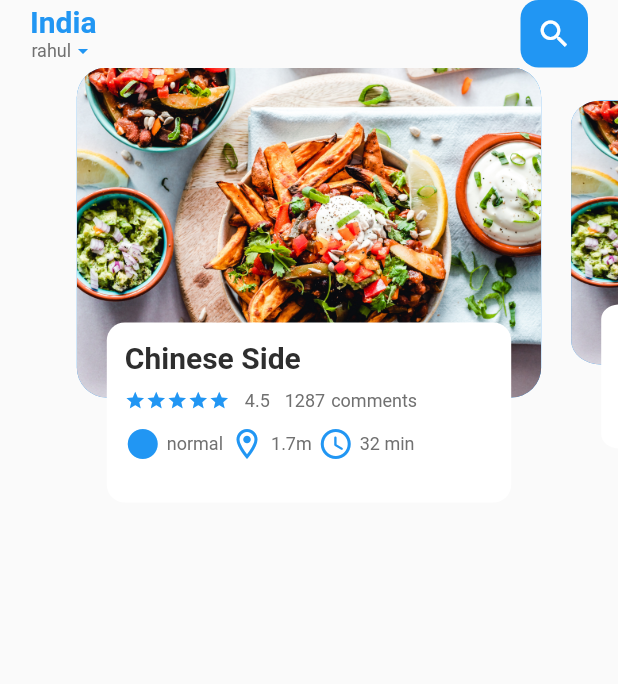
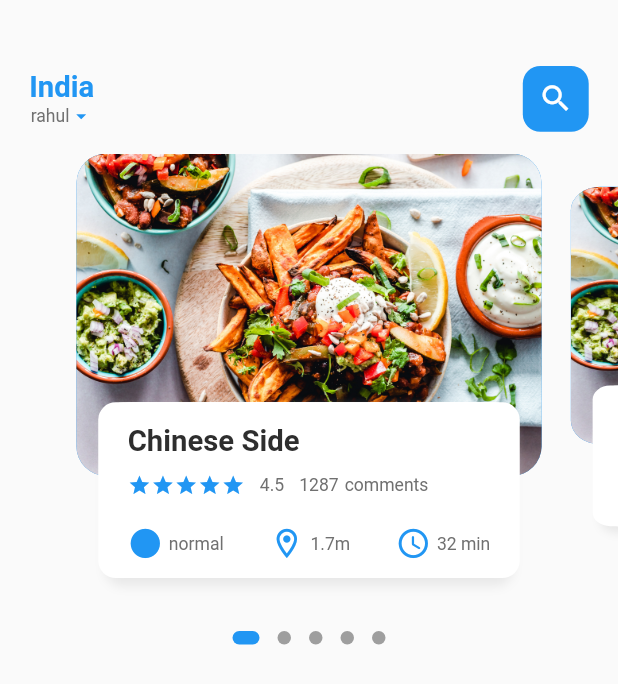
Before and after one commit to rahulasher110/e_commerce_app, a Flutter app: the screen it shows after launch, on a phone screen of 412 x 824 dp. Shown: the top 684 px of the screen. Run offline on Flutter 3.47's test engine with Material 2 defaults, Android fonts, the phone set to English and light mode, and no system bars; drawn by our look-alikes of dots_indicator; our stand-ins replace carousel_slider, get.

Commit message:
make widget dynmaic based on height and width

```diff
--- a/lib/dashboard/body_page.dart
+++ b/lib/dashboard/body_page.dart
@@ -1,5 +1,7 @@
 import 'package:carousel_slider/carousel_slider.dart';
+import 'package:dots_indicator/dots_indicator.dart';
 import 'package:e_commerce_app/utils/colors.dart';
+import 'package:e_commerce_app/utils/dimensions.dart';
 import 'package:e_commerce_app/utils/images.dart';
 import 'package:e_commerce_app/widgets/big_text.dart';
 import 'package:e_commerce_app/widgets/icons_and_text.dart';
@@ -20,6 +22,7 @@ class _MainDashboardBodyPageState extends State<MainDashboardBodyPage> {
   PageController pageController = PageController(viewportFraction: 0.8);
   var _currentPageValue = 0.0;
   double _scaleFactor = 0.8;
+  double _height = Dimensions.pageViewContainer;
 
   @override
   void initState() {
@@ -40,14 +43,33 @@ class _MainDashboardBodyPageState extends State<MainDashboardBodyPage> {
 
   @override
   Widget build(BuildContext context) {
-    return Container(
-      height: 320,
+    return Column(
+      children: [
+        // slider section
+        Container(
+          height: Dimensions.pageView,
           child: PageView.builder(
               controller: pageController,
               itemCount: 5,
               itemBuilder: (context, position) {
                 return _buildPageItem(position);
               }),
+        ),
+
+        // dots indicator section
+        DotsIndicator(
+          dotsCount: 5,
+          position: _currentPageValue,
+          decorator: DotsDecorator(
+            size: const Size.square(9.0),
+            activeSize: const Size(18.0, 9.0),
+            activeShape: RoundedRectangleBorder(
+                borderRadius: BorderRadius.circular(5.0)),
+          ),
+        )
+
+        // popular text section
+      ],
     );
   }
 
@@ -58,12 +80,25 @@ class _MainDashboardBodyPageState extends State<MainDashboardBodyPage> {
       var currTrans = 220 * (1 - currScale) / 2;
       matrix = Matrix4.diagonal3Values(1, currScale, 1)
         ..setTranslationRaw(0, currTrans, 0);
-    } else {
-      var currScale = _scaleFactor;
+    } else if (index == _currentPageValue.floor() + 1) {
+      var currScale =
+          _scaleFactor + (_currentPageValue - index + 1) * (1 - _scaleFactor);
       var currTrans = 220 * (1 - currScale) / 2;
+      matrix = Matrix4.diagonal3Values(1, currScale, 1);
       matrix = Matrix4.diagonal3Values(1, currScale, 1)
         ..setTranslationRaw(0, currTrans, 0);
+    } else if (index == _currentPageValue.floor() - 1) {
+      var currScale = 1 - (_currentPageValue - index) * (1 - _scaleFactor);
+      var currTrans = 220 * (1 - currScale) / 2;
+      matrix = Matrix4.diagonal3Values(1, currScale, 1);
+      matrix = Matrix4.diagonal3Values(1, currScale, 1)
+        ..setTranslationRaw(0, currTrans, 0);
+    } else {
+      var currScale = 0.8;
+      matrix = Matrix4.diagonal3Values(1, currScale, 1)
+        ..setTranslationRaw(0, 220 * (1 - _scaleFactor) / 2, 1);
     }
+
     return Transform(
       transform: matrix,
       child: Stack(
@@ -71,44 +106,55 @@ class _MainDashboardBodyPageState extends State<MainDashboardBodyPage> {
           Align(
             alignment: Alignment.topCenter,
             child: Container(
-              height: 220,
+              height: Dimensions.pageViewContainer,
               width: Get.width * 0.9,
-              margin: const EdgeInsets.symmetric(horizontal: 10),
+              margin: EdgeInsets.symmetric(horizontal: Dimensions.width10),
               decoration: BoxDecoration(
                   image: const DecorationImage(
                       image: AssetImage("assets/images/image1.jpg"),
                       fit: BoxFit.cover),
-                  borderRadius: BorderRadius.circular(20),
+                  borderRadius: BorderRadius.circular(Dimensions.radius20),
                   color: Colors.blue),
             ),
           ),
           Align(
             alignment: Alignment.bottomCenter,
             child: Container(
-              height: 120,
-              margin: const EdgeInsets.symmetric(horizontal: 30)
-                  .copyWith(bottom: 30),
+              height: Dimensions.pageViewTextContainer,
+              margin: EdgeInsets.symmetric(horizontal: Dimensions.width30)
+                  .copyWith(bottom: Dimensions.height30),
               decoration: BoxDecoration(
-                  borderRadius: BorderRadius.circular(12), color: Colors.white),
+                  borderRadius: BorderRadius.circular(Dimensions.radius12),
+                  color: Colors.white,
+                  boxShadow: const [
+                    BoxShadow(
+                        color: AppColors.shadowColor,
+                        blurRadius: 5.0,
+                        offset: Offset(0, 5)),
+                    BoxShadow(color: Colors.white, offset: Offset(-5, 0)),
+                    BoxShadow(color: Colors.white, offset: Offset(5, 0))
+                  ]),
               child: Container(
-                padding:
-                    const EdgeInsets.symmetric(horizontal: 12, vertical: 12),
+                padding: EdgeInsets.only(
+                    top: Dimensions.height15,
+                    left: Dimensions.width15,
+                    right: Dimensions.width15),
                 child: Column(
                   crossAxisAlignment: CrossAxisAlignment.start,
                   children: [
                     BigText(text: "Chinese Side"),
-                    const SizedBox(
-                      height: 10,
+                    SizedBox(
+                      height: Dimensions.height10,
                     ),
                     Row(
                       children: [
                         Wrap(
                           children: List.generate(
                               5,
-                              (index) => const Icon(
+                              (index) => Icon(
                                     Icons.star,
                                     color: Colors.blue,
-                                    size: 14,
+                                    size: Dimensions.iconSize16,
                                   )),
                         ),
                         const SizedBox(
@@ -125,25 +171,20 @@ class _MainDashboardBodyPageState extends State<MainDashboardBodyPage> {
                         SmallText(text: "comments")
                       ],
                     ),
-                    const SizedBox(
-                      height: 10,
+                    SizedBox(
+                      height: Dimensions.height20,
                     ),
                     Row(
+                      mainAxisAlignment: MainAxisAlignment.spaceBetween,
                       children: const [
                         IconsAndTextWidget(
                             icon: Icons.circle,
                             text: "normal",
                             iconColor: Colors.blue),
-                        SizedBox(
-                          width: 4,
-                        ),
                         IconsAndTextWidget(
                             icon: Icons.location_on_outlined,
                             text: "1.7m",
                             iconColor: Colors.blue),
-                        SizedBox(
-                          width: 4,
-                        ),
                         IconsAndTextWidget(
                             icon: Icons.access_time_rounded,
                             text: "32 min",
--- a/lib/dashboard/header_page.dart
+++ b/lib/dashboard/header_page.dart
@@ -1,4 +1,5 @@
 import 'package:e_commerce_app/dashboard/body_page.dart';
+import 'package:e_commerce_app/utils/dimensions.dart';
 import 'package:e_commerce_app/widgets/big_text.dart';
 import 'package:e_commerce_app/widgets/small_text.dart';
 import 'package:flutter/material.dart';
@@ -16,12 +17,13 @@ class _MainDashboardPageState extends State<MainDashboardPage> {
   @override
   Widget build(BuildContext context) {
     return Scaffold(
-        body: SafeArea(
-      child: Column(
+        body: Column(
       children: [
         Container(
           child: Container(
-              padding: const EdgeInsets.symmetric(horizontal: 20),
+            margin: EdgeInsets.only(
+                top: Dimensions.height45, bottom: Dimensions.height15),
+            padding: EdgeInsets.symmetric(horizontal: Dimensions.width20),
             child: Row(
               mainAxisAlignment: MainAxisAlignment.spaceBetween,
               children: [
@@ -29,15 +31,15 @@ class _MainDashboardPageState extends State<MainDashboardPage> {
                   children: [
                     BigText(
                       text: 'India',
-                        size: 20,
+                      size: Dimensions.font20,
                       color: Colors.blue,
                     ),
                     Row(
                       children: [
                         SmallText(text: 'rahul'),
-                          const Icon(
+                        Icon(
                           Icons.arrow_drop_down,
-                            size: 16,
+                          size: Dimensions.iconSize16,
                           color: Colors.blue,
                         )
                       ],
@@ -46,14 +48,16 @@ class _MainDashboardPageState extends State<MainDashboardPage> {
                 ),
                 Center(
                   child: Container(
-                      width: 45,
-                      height: 45,
+                    width: Dimensions.width45,
+                    height: Dimensions.height45,
                     decoration: BoxDecoration(
-                          borderRadius: BorderRadius.circular(12),
+                        borderRadius:
+                            BorderRadius.circular(Dimensions.radius12),
                         color: Colors.blue),
-                      child: const Icon(
+                    child: Icon(
                       Icons.search,
                       color: Colors.white,
+                      size: Dimensions.iconSize24,
                     ),
                   ),
                 )
@@ -63,7 +67,6 @@ class _MainDashboardPageState extends State<MainDashboardPage> {
         ),
         const MainDashboardBodyPage()
       ],
-      ),
     ));
   }
 }
--- a/lib/main.dart
+++ b/lib/main.dart
@@ -1,5 +1,6 @@
 import 'package:e_commerce_app/dashboard/header_page.dart';
 import 'package:flutter/material.dart';
+import 'package:get/get.dart';
 
 void main() {
   runApp(const MyApp());
@@ -11,7 +12,7 @@ class MyApp extends StatelessWidget {
   // This widget is the root of your application.
   @override
   Widget build(BuildContext context) {
-    return MaterialApp(
+    return GetMaterialApp(
       title: 'Flutter Demo',
       debugShowCheckedModeBanner: false,
       theme: ThemeData(
--- a/lib/utils/colors.dart
+++ b/lib/utils/colors.dart
@@ -3,4 +3,5 @@ import 'dart:ui';
 class AppColors {
   static const mainHeader = Color(0xff2E2E2E);
   static const smallHeader = Color(0xff707070);
+  static const shadowColor = Color(0xffe8e8e8);
 }
--- /dev/null
+++ b/lib/utils/dimensions.dart
@@ -0,0 +1,32 @@
+import 'package:get/get.dart';
+
+class Dimensions {
+  static double screenHeight = Get.context!.height;
+  static double screenWidth = Get.context!.width;
+  static double pageView = Get.context!.height / 2.64;
+  static double pageViewContainer = screenHeight / 3.84;
+  static double pageViewTextContainer = screenHeight / 7.03;
+
+  static double height10 = screenHeight / 84.4;
+  static double height20 = screenHeight / 42.2;
+  static double height15 = screenHeight / 56.27;
+  static double height30 = screenHeight / 28.13;
+  static double height45 = screenHeight / 18.75;
+
+  static double width10 = screenHeight / 84.4;
+  static double width20 = screenHeight / 42.2;
+  static double width15 = screenHeight / 56.27;
+  static double width30 = screenHeight / 28.13;
+  static double width45 = screenHeight / 18.75;
+
+  static double font20 = screenHeight / 42.2;
+  static double font12 = screenHeight / 70.33;
+
+  static double radius20 = screenHeight / 42.2;
+  static double radius30 = screenHeight / 28.13;
+  static double radius15 = screenHeight / 56.27;
+  static double radius12 = screenHeight / 70.3;
+
+  static double iconSize24 = screenHeight / 35.16;
+  static double iconSize16 = screenHeight / 52.75;
+}
--- a/lib/widgets/big_text.dart
+++ b/lib/widgets/big_text.dart
@@ -1,6 +1,7 @@
 import 'dart:ui';
 
 import 'package:e_commerce_app/utils/colors.dart';
+import 'package:e_commerce_app/utils/dimensions.dart';
 import 'package:flutter/material.dart';
 import 'package:flutter/src/widgets/container.dart';
 import 'package:flutter/src/widgets/framework.dart';
@@ -14,7 +15,7 @@ class BigText extends StatelessWidget {
       {super.key,
       this.color = AppColors.mainHeader,
       required this.text,
-      this.size = 20,
+      this.size = 0,
       this.overflow = TextOverflow.ellipsis});
 
   @override
@@ -22,8 +23,10 @@ class BigText extends StatelessWidget {
     return Text(
       text,
       overflow: overflow,
-      style:
-          TextStyle(color: color, fontSize: size, fontWeight: FontWeight.bold),
+      style: TextStyle(
+          color: color,
+          fontSize: size == 0 ? Dimensions.font20 : size,
+          fontWeight: FontWeight.bold),
     );
   }
 }
--- a/lib/widgets/icons_and_text.dart
+++ b/lib/widgets/icons_and_text.dart
@@ -1,3 +1,4 @@
+import 'package:e_commerce_app/utils/dimensions.dart';
 import 'package:e_commerce_app/widgets/small_text.dart';
 import 'package:flutter/material.dart';
 import 'package:flutter/src/widgets/container.dart';
@@ -21,6 +22,7 @@ class IconsAndTextWidget extends StatelessWidget {
         Icon(
           icon,
           color: iconColor,
+          size: Dimensions.iconSize24,
         ),
         const SizedBox(
           width: 4,
--- a/lib/widgets/small_text.dart
+++ b/lib/widgets/small_text.dart
@@ -1,6 +1,7 @@
 import 'dart:ui';
 
 import 'package:e_commerce_app/utils/colors.dart';
+import 'package:e_commerce_app/utils/dimensions.dart';
 import 'package:flutter/material.dart';
 import 'package:flutter/src/widgets/container.dart';
 import 'package:flutter/src/widgets/framework.dart';
@@ -13,15 +14,17 @@ class SmallText extends StatelessWidget {
     super.key,
     this.color = AppColors.smallHeader,
     required this.text,
-    this.size = 12,
+    this.size = 0,
   });
 
   @override
   Widget build(BuildContext context) {
     return Text(
       text,
-      style:
-          TextStyle(color: color, fontSize: size, fontWeight: FontWeight.w400),
+      style: TextStyle(
+          color: color,
+          fontSize: size == 0 ? Dimensions.font12 : size,
+          fontWeight: FontWeight.w400),
     );
   }
 }
--- a/pubspec.yaml
+++ b/pubspec.yaml
@@ -38,6 +38,7 @@ dependencies:
   cupertino_icons: ^1.0.2
   get: ^4.6.5
   carousel_slider: ^4.1.1
+  dots_indicator: ^2.1.0
 
 dev_dependencies:
   flutter_test:
```
Also changed, not shown: pubspec.lock. Lines whose indentation alone changed are shown as unchanged.
